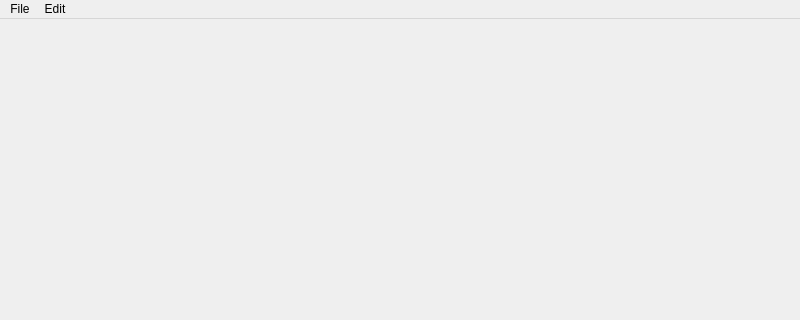
This is HtmlEditor/mainwindow.ui in KacKoz/HtmlEditor as Qt 5 draws it before an edit; both pictures show x 0 to 800 and y 0 to 320 of the 800 by 600 pixel window. The edited form follows.
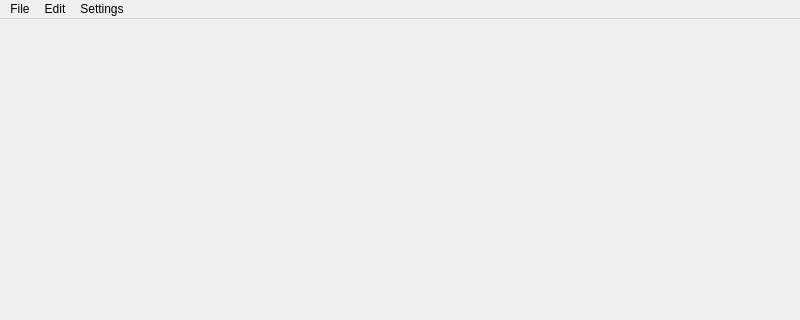
This is the edited form.

The edit to the form file:
```diff
--- a/HtmlEditor/mainwindow.ui
+++ b/HtmlEditor/mainwindow.ui
@@ -44,8 +44,15 @@
     <addaction name="actionPaste"/>
     <addaction name="actionDelete"/>
    </widget>
+   <widget class="QMenu" name="menuParsuj">
+    <property name="title">
+     <string>Settings</string>
+    </property>
+    <addaction name="actionParsuj"/>
+   </widget>
    <addaction name="menuFile"/>
    <addaction name="menuEdit"/>
+   <addaction name="menuParsuj"/>
   </widget>
   <widget class="QStatusBar" name="statusbar"/>
   <action name="actionNew">
```
Left out of the diff: 5 changed lines with no effect on the pictures.
